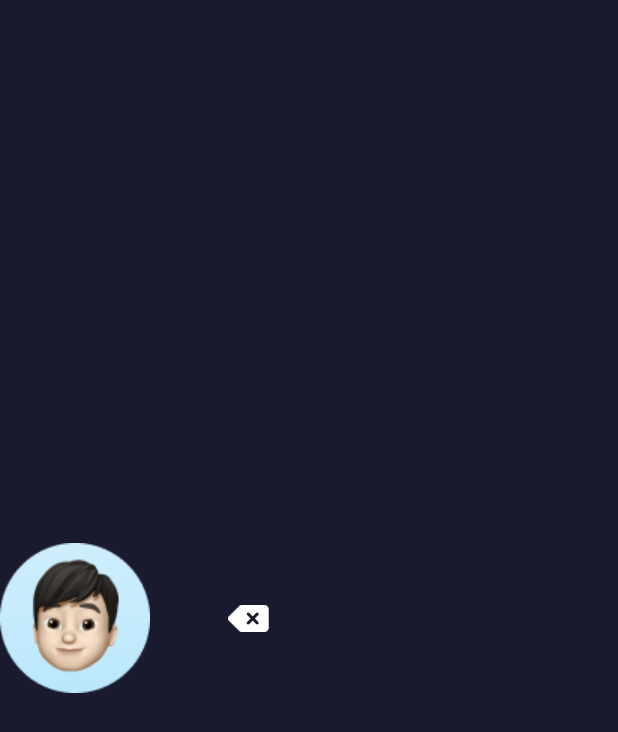
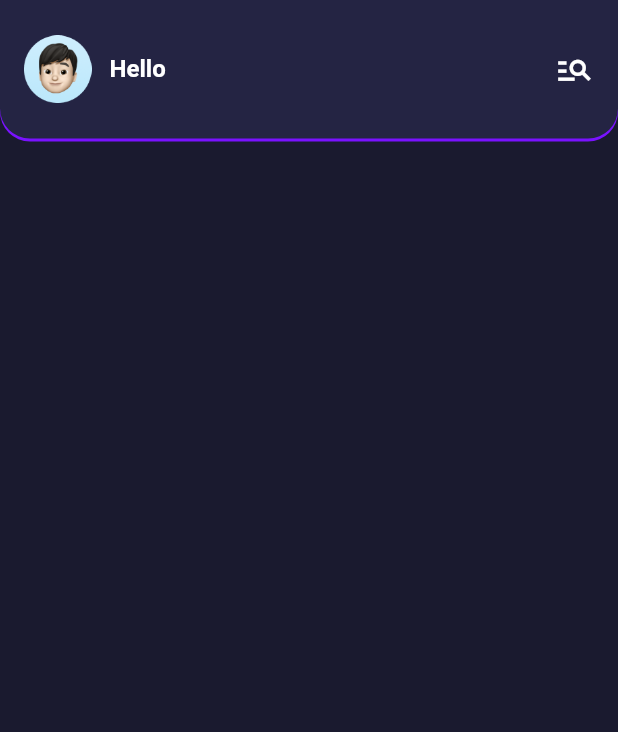
Before and after one commit to KarimHesham23/To-Do-List-Project, a Flutter app: the TasksView screen opened by its route, on a phone screen of 412 x 824 dp. Shown: the top 732 px of the screen. Run offline on Flutter 3.47's test engine with Material 2 defaults, Android fonts, the phone set to English and light mode, and no system bars; our stand-ins replace animated_text_kit, font_awesome_flutter, get_it, go_router, google_fonts, rive and 1 more; accounts and stored records are empty.

Commit message:
create cutom main appbar

```diff
--- a/to_do_list_app/lib/constants.dart
+++ b/to_do_list_app/lib/constants.dart
@@ -1,8 +1,11 @@
 import 'package:flutter/material.dart';
+import 'package:shared_preferences/shared_preferences.dart';
+import 'package:to_do_list_app/core/utils/get_locator.dart';
 
 const kPrimaryColor = Color(0xff1A1A2F);
-const kSecondaryColor = Color(0xff7A12FF);
+const kSpecialColor = Color(0xff7A12FF);
 const kArvoFamily = "Arvo";
-const kFiledColorTextFiled = Color(0xff242443);
+const kSecondaryColor = Color(0xff242443);
 const kUserName = "user_name";
 const knumberIcon = "user_icon";
+String kName = getIt.get<SharedPreferences>().getString(kUserName) ?? "karim";
--- a/to_do_list_app/lib/core/utils/styles.dart
+++ b/to_do_list_app/lib/core/utils/styles.dart
@@ -17,7 +17,7 @@ abstract class Styles {
   );
   static var styleText16 = const TextStyle(
     fontSize: 16,
-    fontWeight: FontWeight.w500,
+    fontWeight: FontWeight.w600,
   );
   static var styleText18 = const TextStyle(
     fontSize: 18,
--- /dev/null
+++ b/to_do_list_app/lib/core/widgets/custom_app_bar.dart
@@ -0,0 +1,39 @@
+import 'package:flutter/material.dart';
+import 'package:to_do_list_app/constants.dart';
+import 'package:to_do_list_app/core/utils/assets.dart';
+import 'package:to_do_list_app/core/utils/styles.dart';
+import 'package:to_do_list_app/core/widgets/custom_frame_app_bar.dart';
+
+class CustomAppBar extends StatelessWidget {
+  const CustomAppBar({super.key});
+
+  @override
+  Widget build(BuildContext context) {
+    return CustomFrameAppBar(
+      child: Row(
+        children: [
+          Image.asset(
+            AssetsApp.userIcon,
+            height: 45,
+            width: 45,
+          ),
+          const SizedBox(
+            width: 12,
+          ),
+          Text(
+            "Hello $kName",
+            style: Styles.styleText16,
+          ),
+          const Spacer(),
+          GestureDetector(
+            onTap: () {},
+            child: const Icon(
+              Icons.manage_search,
+              size: 26,
+            ),
+          )
+        ],
+      ),
+    );
+  }
+}
--- /dev/null
+++ b/to_do_list_app/lib/core/widgets/custom_frame_app_bar.dart
@@ -0,0 +1,30 @@
+import 'package:flutter/material.dart';
+import 'package:to_do_list_app/constants.dart';
+
+class CustomFrameAppBar extends StatelessWidget {
+  const CustomFrameAppBar({super.key, required this.child});
+  final Widget child;
+  @override
+  Widget build(BuildContext context) {
+    double height = MediaQuery.of(context).size.height;
+    return SafeArea(
+      child: Container(
+        padding: const EdgeInsets.symmetric(horizontal: 16),
+        height: height * 0.112,
+        decoration: const BoxDecoration(
+          boxShadow: [
+            BoxShadow(
+              color: kSpecialColor, // Shadow color
+              offset: Offset(0, 2),
+            )
+          ],
+          color: kSecondaryColor,
+          borderRadius: BorderRadius.only(
+              bottomLeft: Radius.circular(20),
+              bottomRight: Radius.circular(20)),
+        ),
+        child: child,
+      ),
+    );
+  }
+}
--- a/to_do_list_app/lib/core/widgets/custom_text_form_filed.dart
+++ b/to_do_list_app/lib/core/widgets/custom_text_form_filed.dart
@@ -26,7 +26,7 @@ class CustomTextFormFiled extends StatelessWidget {
       onSaved: onSaved,
       decoration: InputDecoration(
         filled: true,
-        fillColor: kFiledColorTextFiled,
+        fillColor: kSecondaryColor,
         hintText: hintText,
         hintStyle: Styles.styleText14.copyWith(color: Colors.white),
         prefixIcon: prefixIcon,
--- a/to_do_list_app/lib/features/start/presentation/views/widgets/animation_button.dart
+++ b/to_do_list_app/lib/features/start/presentation/views/widgets/animation_button.dart
@@ -47,10 +47,10 @@ class _AnimatedButtonState extends State<AnimatedButton>
             height: 60,
             decoration: BoxDecoration(
               borderRadius: BorderRadius.circular(10),
-              color: kSecondaryColor,
+              color: kSpecialColor,
               gradient: const LinearGradient(
                 colors: [
-                  kSecondaryColor,
+                  kSpecialColor,
                   Colors.white,
                 ],
               ),
@@ -68,7 +68,7 @@ class _AnimatedButtonState extends State<AnimatedButton>
               borderRadius: BorderRadius.circular(10),
               color: Colors.transparent,
               border: Border.all(
-                color: kSecondaryColor,
+                color: kSpecialColor,
               ),
             ),
             child: Center(
--- a/to_do_list_app/lib/features/start/presentation/views/widgets/icon_user_item.dart
+++ b/to_do_list_app/lib/features/start/presentation/views/widgets/icon_user_item.dart
@@ -14,7 +14,7 @@ class IconUserItem extends StatelessWidget {
       child: isActive
           ? CircleAvatar(
               radius: 36,
-              backgroundColor: kSecondaryColor,
+              backgroundColor: kSpecialColor,
               child: CircleAvatar(
                 radius: 32,
                 child: Image.asset(iconPath),
--- a/to_do_list_app/lib/features/start/presentation/views/widgets/sgin_in_button.dart
+++ b/to_do_list_app/lib/features/start/presentation/views/widgets/sgin_in_button.dart
@@ -12,7 +12,7 @@ class SginInButton extends StatelessWidget {
       padding: const EdgeInsets.symmetric(vertical: 24),
       child: ElevatedButton.icon(
         style: ElevatedButton.styleFrom(
-            backgroundColor: kSecondaryColor,
+            backgroundColor: kSpecialColor,
             minimumSize: const Size(double.infinity, 56),
             shape: const RoundedRectangleBorder(
                 borderRadius: BorderRadius.only(
--- a/to_do_list_app/lib/features/start/presentation/views/widgets/sign_in_dialog.dart
+++ b/to_do_list_app/lib/features/start/presentation/views/widgets/sign_in_dialog.dart
@@ -24,8 +24,7 @@ class SignInDialog extends StatelessWidget {
           color: kPrimaryColor.withOpacity(0.97),
           boxShadow: [
             BoxShadow(
-              color:
-                  kSecondaryColor.withOpacity(0.5), // Shadow color and opacity
+              color: kSpecialColor.withOpacity(0.5), // Shadow color and opacity
               spreadRadius: 5, // Spread radius
               blurRadius: 10, // Blur radius
               offset: const Offset(0, 3), // Offset from top left
--- a/to_do_list_app/lib/features/start/presentation/views/widgets/sign_in_form.dart
+++ b/to_do_list_app/lib/features/start/presentation/views/widgets/sign_in_form.dart
@@ -43,7 +43,7 @@ class _SginInFormState extends State<SginInForm> {
             hintText: "Enter Your Name",
             prefixIcon: const Icon(
               FontAwesomeIcons.person,
-              color: kSecondaryColor,
+              color: kSpecialColor,
             ),
             onSaved: (p0) {
               userName = p0;
--- a/to_do_list_app/lib/features/tasks/presentation/views/tasks_view.dart
+++ b/to_do_list_app/lib/features/tasks/presentation/views/tasks_view.dart
@@ -1,10 +1,5 @@
 import 'package:flutter/material.dart';
-import 'package:font_awesome_flutter/font_awesome_flutter.dart';
-import 'package:shared_preferences/shared_preferences.dart';
-import 'package:to_do_list_app/constants.dart';
-import 'package:to_do_list_app/core/utils/assets.dart';
-import 'package:to_do_list_app/core/utils/get_locator.dart';
-import 'package:to_do_list_app/core/utils/styles.dart';
+import 'package:to_do_list_app/features/tasks/presentation/views/widgets/task_view_body.dart';
 
 class TasksView extends StatelessWidget {
   const TasksView({super.key});
@@ -12,33 +7,8 @@ class TasksView extends StatelessWidget {
 
   @override
   Widget build(BuildContext context) {
-    return Scaffold(
-      body: Column(
-        mainAxisAlignment: MainAxisAlignment.center,
-        children: [
-          Row(
-            children: [
-              Image.asset(AssetsApp.userIcon),
-              const SizedBox(
-                width: 40,
-              ),
-              Text(
-                getIt.get<SharedPreferences>().getString(kUserName) ?? "karim",
-                style: Styles.styleText18,
-              ),
-              IconButton(
-                onPressed: () {
-                  getIt.get<SharedPreferences>().clear();
-                },
-                icon: const Icon(
-                  FontAwesomeIcons.deleteLeft,
-                  color: Colors.white,
-                ),
-              )
-            ],
-          )
-        ],
-      ),
+    return const Scaffold(
+      body: TaskViewBody(),
     );
   }
 }
--- /dev/null
+++ b/to_do_list_app/lib/features/tasks/presentation/views/widgets/task_view_body.dart
@@ -0,0 +1,15 @@
+import 'package:flutter/material.dart';
+import 'package:to_do_list_app/core/widgets/custom_app_bar.dart';
+
+class TaskViewBody extends StatelessWidget {
+  const TaskViewBody({super.key});
+
+  @override
+  Widget build(BuildContext context) {
+    return const Column(
+      children: [
+        CustomAppBar(),
+      ],
+    );
+  }
+}
```
